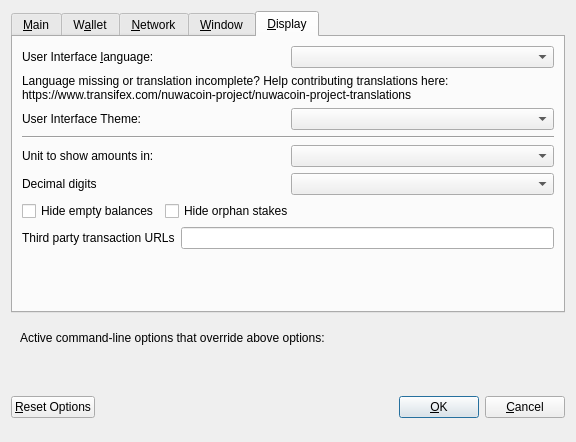
Qt form src/qt/forms/optionsdialog.ui (NUWACOIN/Nuwa) before a commit.
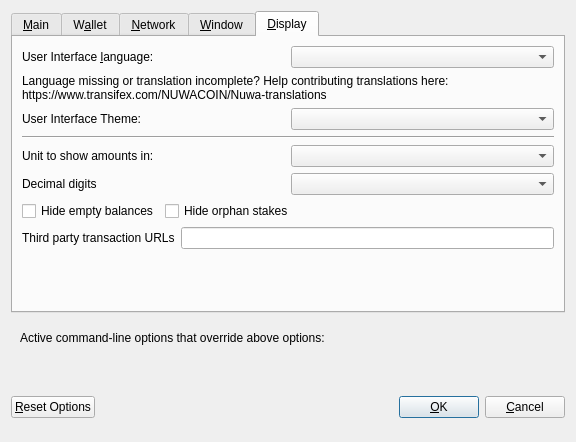
The same form after that commit. The open tabs and pages were chosen to show the change. Custom widgets are drawn as their Qt base class.

What changed in the file:
```diff
--- a/src/qt/forms/optionsdialog.ui
+++ b/src/qt/forms/optionsdialog.ui
@@ -428,7 +428,7 @@
          </property>
          <property name="text">
           <string>Language missing or translation incomplete? Help contributing translations here:
-https://www.transifex.com/nuwacoin-project/nuwacoin-project-translations</string>
+https://www.transifex.com/NUWACOIN/Nuwa-translations</string>
          </property>
          <property name="wordWrap">
           <bool>true</bool>
```
